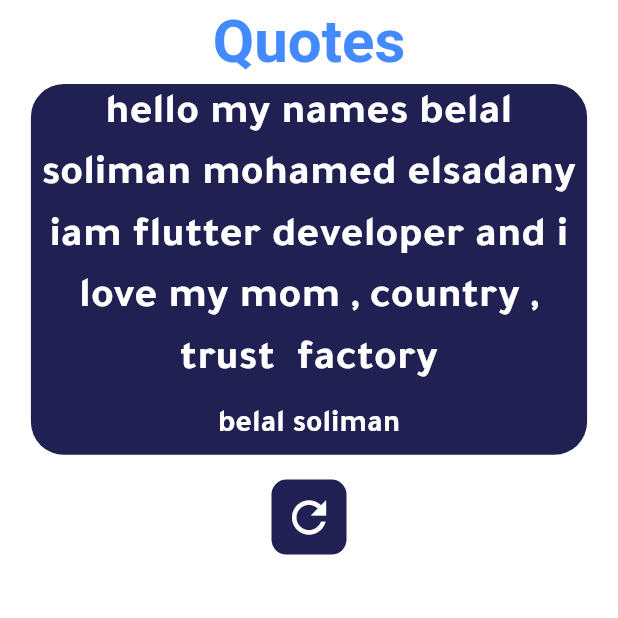
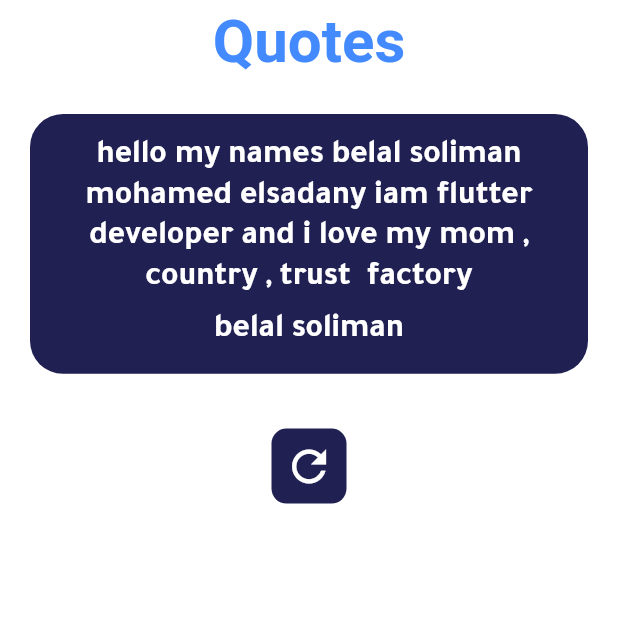
Before and after one commit to belalSoliman/quotes-with-clean-architecture, a Flutter app: the screen it shows after launch, on a phone screen of 412 x 824 dp, the top half of it. Run offline on Flutter 3.47's test engine with Material 3 defaults, Android fonts, the phone set to English and light mode, and no system bars; our stand-ins replace bloc, equatable.

Commit message:
Update theme and widget styling for better readability and consistency
- Enhanced the appTheme function in app_theme.dart to include a new text style for
  headlineLarge, ensuring a consistent and visually appealing text presentation across
  the application.
- Modified the CustomBodyView widget in body_view.dart to incorporate new margin and
  padding settings for the Container, improving the layout and spacing. Additionally,
  updated the Text widget styling to use the newly defined headlineLarge text theme,
  enhancing readability and maintaining a uniform design language.

```diff
--- a/lib/config/thems/app_them.dart
+++ b/lib/config/thems/app_them.dart
@@ -19,5 +19,12 @@ ThemeData appTheme() {
             fontSize: 40,
             fontWeight: FontWeight.bold,
             color: AppColors.primaryColor,
-          )));
+          )),
+      textTheme: const TextTheme(
+        headlineLarge: TextStyle(
+          color: Colors.white,
+          fontSize: 22,
+          fontWeight: FontWeight.bold,
+        ),
+      ));
 }
--- a/lib/features/random_qoutes/presentation/widgets/body_view.dart
+++ b/lib/features/random_qoutes/presentation/widgets/body_view.dart
@@ -11,8 +11,8 @@ class CustomBodyView extends StatelessWidget {
     return Center(
       child: Column(crossAxisAlignment: CrossAxisAlignment.center, children: [
         Container(
-          height: context.height * 0.3,
-          width: context.width * 0.9,
+          margin: const EdgeInsets.symmetric(vertical: 20, horizontal: 20),
+          padding: const EdgeInsets.all(15),
           decoration: BoxDecoration(
             borderRadius: BorderRadius.circular(22),
             color: HexColor('#202053'),
@@ -20,29 +20,21 @@ class CustomBodyView extends StatelessWidget {
           child: Column(
             children: [
               Text(
-                textAlign: TextAlign.center,
-                "hello my names belal soliman mohamed elsadany iam flutter developer and i love my mom , country , trust  factory ",
-                style: TextStyle(
-                  color: Colors.white,
-                  fontSize: context.width * 0.07,
-                  fontWeight: FontWeight.bold,
-                ),
-              ),
+                  textAlign: TextAlign.center,
+                  "hello my names belal soliman mohamed elsadany iam flutter developer and i love my mom , country , trust  factory ",
+                  style: Theme.of(context).textTheme.headlineLarge),
               SizedBox(
                 height: context.height * 0.01,
               ),
               Text(
                 "belal soliman",
-                style: TextStyle(
-                    color: Colors.white,
-                    fontSize: context.width * 0.05,
-                    fontWeight: FontWeight.bold),
+                style: Theme.of(context).textTheme.headlineLarge,
               ),
             ],
           ),
         ),
         SizedBox(height: context.height * 0.02),
-        ReloadBtn(),
+        const ReloadBtn(),
       ]),
     );
   }
```
